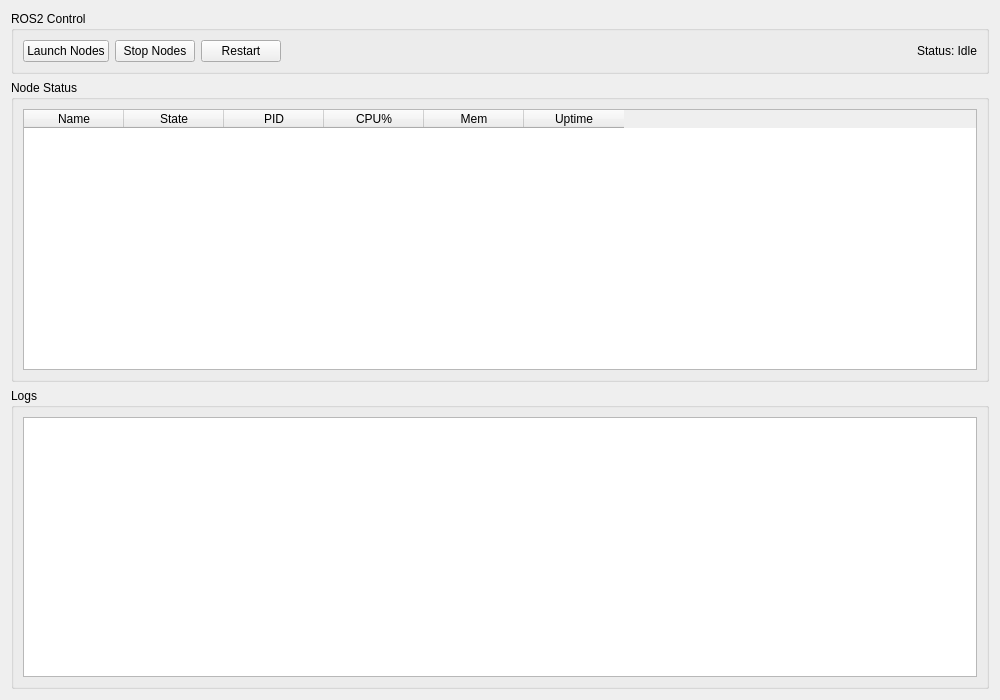
The window that gui/monitor_tab.ui (Joshua-AI-Robotics/Joshua) describes before a commit, drawn with Qt 5.
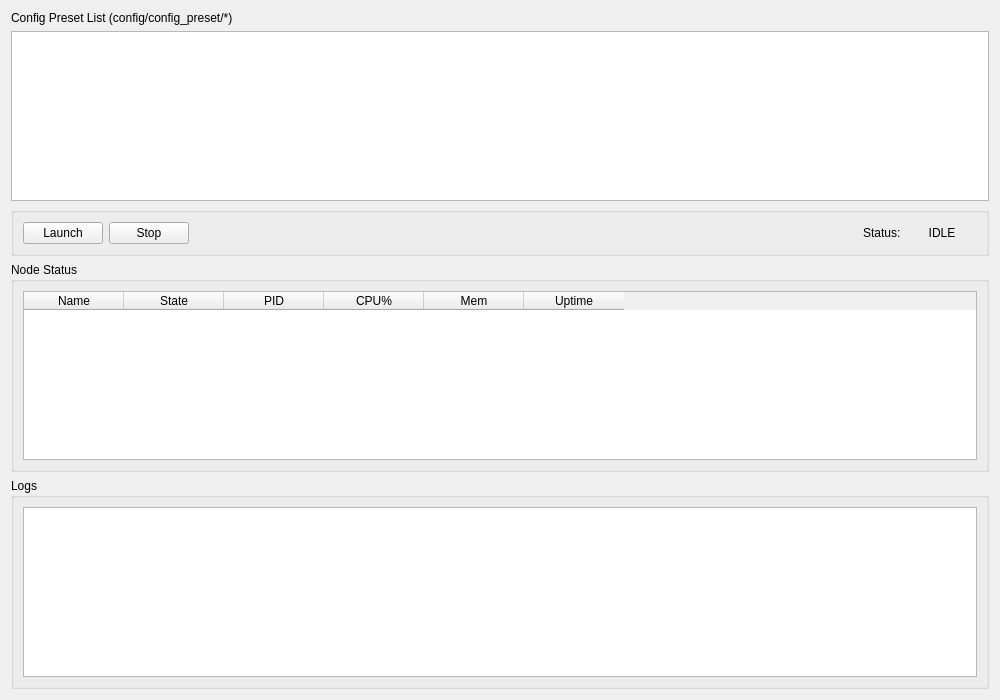
The same window after the commit.

Commit message: no thread monitor node generator implemented

```diff
--- a/gui/monitor_tab.ui
+++ b/gui/monitor_tab.ui
@@ -12,29 +12,39 @@
   </property>
   <layout class="QVBoxLayout" name="verticalLayout">
    <item>
-    <widget class="QGroupBox" name="controlGroup">
+    <layout class="QVBoxLayout" name="controlGroup">
+     <item>
+      <widget class="QLabel" name="label">
+       <property name="font">
+        <font>
+         <bold>false</bold>
+        </font>
+       </property>
+       <property name="text">
+        <string>Config Preset List (config/config_preset/*)</string>
+       </property>
+      </widget>
+     </item>
+     <item>
+      <widget class="QListView" name="config_preset_listView"/>
+     </item>
+     <item>
+      <widget class="QGroupBox" name="buttonGroup">
      <property name="title">
-      <string>ROS2 Control</string>
+        <string/>
      </property>
      <layout class="QHBoxLayout" name="controlLayout">
       <item>
        <widget class="QPushButton" name="launchButton">
         <property name="text">
-         <string>Launch Nodes</string>
+           <string>Launch</string>
         </property>
        </widget>
       </item>
       <item>
        <widget class="QPushButton" name="stopButton">
         <property name="text">
-         <string>Stop Nodes</string>
-        </property>
-       </widget>
-      </item>
-      <item>
-       <widget class="QPushButton" name="restartButton">
-        <property name="text">
-         <string>Restart</string>
+           <string>Stop</string>
         </property>
        </widget>
       </item>
@@ -51,15 +61,39 @@
         </property>
        </spacer>
       </item>
+        <item>
+         <widget class="QLabel" name="label_2">
+          <property name="text">
+           <string>Status:</string>
+          </property>
+         </widget>
+        </item>
       <item>
        <widget class="QLabel" name="statusLabel">
+          <property name="sizePolicy">
+           <sizepolicy hsizetype="Minimum" vsizetype="Preferred">
+            <horstretch>0</horstretch>
+            <verstretch>0</verstretch>
+           </sizepolicy>
+          </property>
+          <property name="minimumSize">
+           <size>
+            <width>70</width>
+            <height>0</height>
+           </size>
+          </property>
         <property name="text">
-         <string>Status: Idle</string>
-        </property>
+           <string>IDLE</string>
+          </property>
+          <property name="alignment">
+           <set>Qt::AlignmentFlag::AlignCenter</set>
+          </property>
        </widget>
       </item>
      </layout>
     </widget>
+     </item>
+    </layout>
    </item>
    <item>
     <widget class="QGroupBox" name="nodesGroup">
```
Left out of the diff: 2 changed lines with no effect on the pictures. Lines whose indentation alone changed are shown as unchanged. The commit also changes 3 other files.
